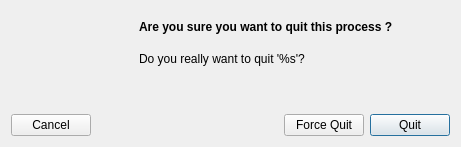
Above: Under Construction/Activity Monitor.app/Resources/dialog_kill_process.ui from helloSystem/Utilities before the change. Below: the same form after it.
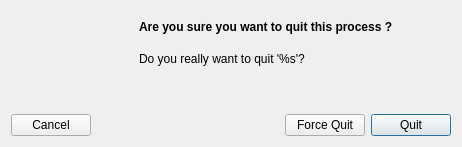
That is the form after the change. Icons and pictures are not drawn.

What changed in the file:
```diff
--- a/Under Construction/Activity Monitor.app/Resources/dialog_kill_process.ui
+++ b/Under Construction/Activity Monitor.app/Resources/dialog_kill_process.ui
@@ -9,7 +9,7 @@
    <rect>
     <x>0</x>
     <y>0</y>
-    <width>461</width>
+    <width>462</width>
     <height>147</height>
    </rect>
   </property>
```
Left out of the diff: 9 changed lines with no effect on the pictures.
